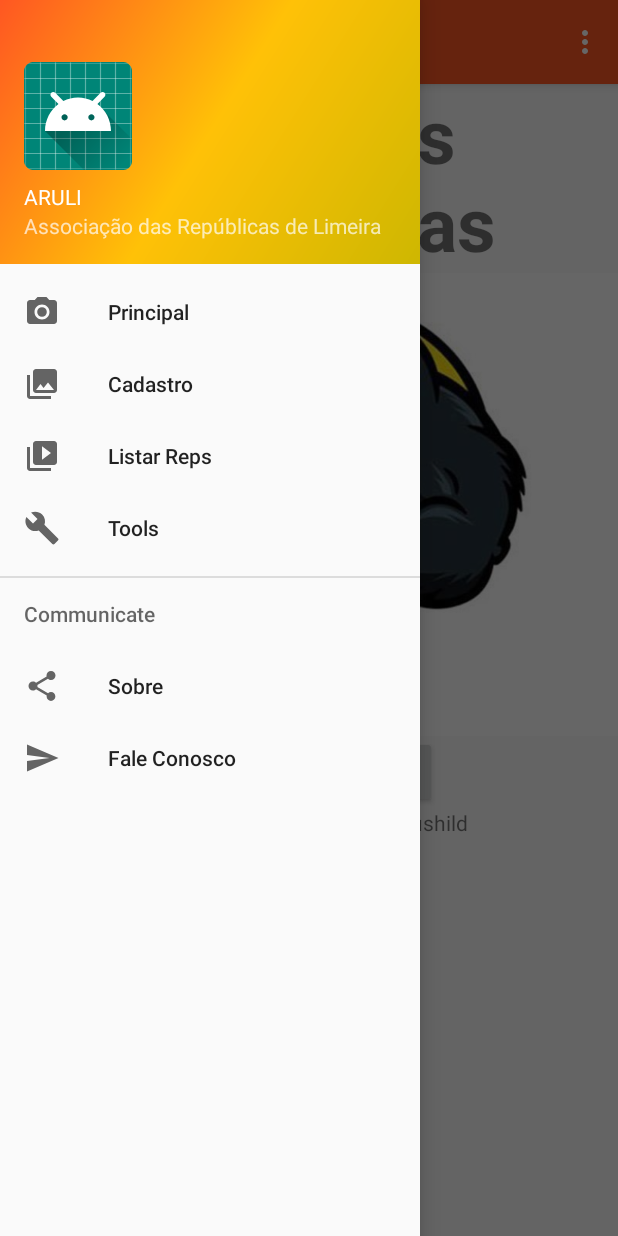
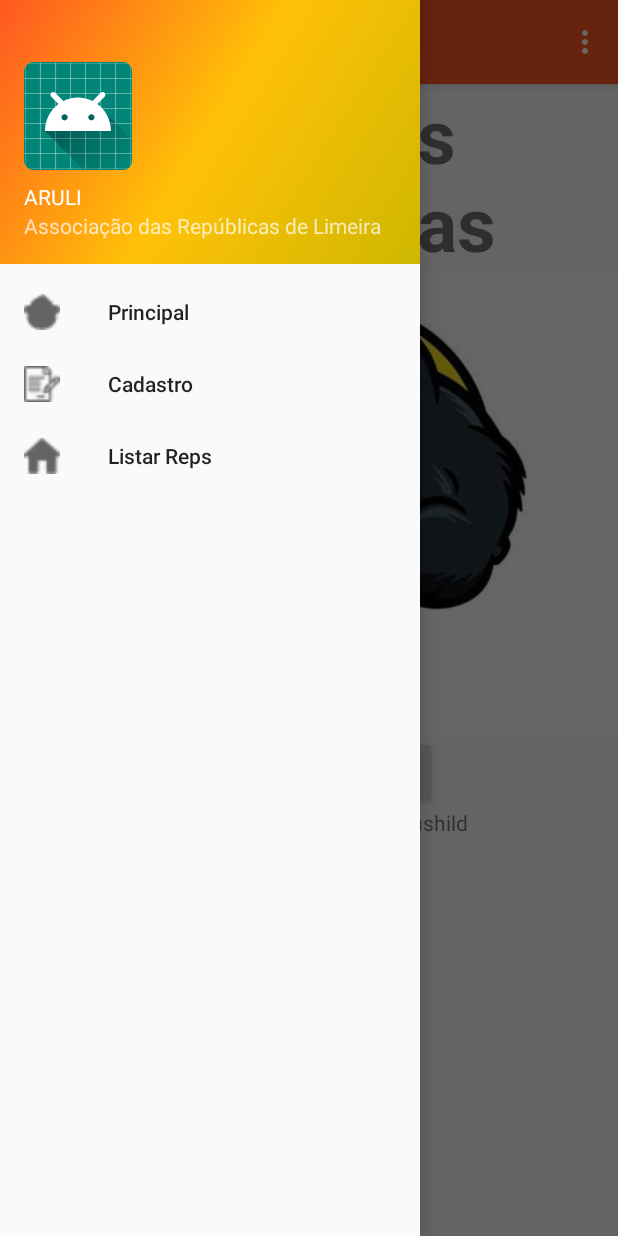
Before and after one commit to claramiranda/ARULI, an Android app: the screen it shows after launch (MainActivity), with the side drawer open, on a phone screen of 412 x 824 dp. Run offline under Robolectric (Android 15) with nearby library versions, the phone set to English and light mode, and no system bars.

Commit message:
Arrumando menu/drawer

```diff
--- a/app/src/main/java/br/unicamp/ft/c155041_g157918/MainActivity.java
+++ b/app/src/main/java/br/unicamp/ft/c155041_g157918/MainActivity.java
@@ -116,12 +116,6 @@ public class MainActivity extends AppCompatActivity
         } else if (id == R.id.nav_slideshow) {
             replaceFragment(lr,"listareps");
 
-        } else if (id == R.id.nav_tools) {
-
-        } else if (id == R.id.nav_share) {
-
-        } else if (id == R.id.nav_send) {
-
         }
 
         DrawerLayout drawer = findViewById(R.id.drawer_layout);
--- a/app/src/main/java/br/unicamp/ft/c155041_g157918/MyFirstAdapter.java
+++ b/app/src/main/java/br/unicamp/ft/c155041_g157918/MyFirstAdapter.java
@@ -1,4 +1,4 @@
-package br.unicamp.ft.c155041;
+package br.unicamp.ft.c155041_g157918;
 
 import android.support.v7.widget.RecyclerView;
 import android.text.Html;
@@ -9,6 +9,8 @@ import android.widget.ImageView;
 import android.widget.TextView;
 
 import java.util.ArrayList;
+
+import br.unicamp.ft.c155041_g157918.R;
 
 public class MyFirstAdapter extends RecyclerView.Adapter {
 
--- a/app/src/main/java/br/unicamp/ft/c155041_g157918/Republica.java
+++ b/app/src/main/java/br/unicamp/ft/c155041_g157918/Republica.java
@@ -1,4 +1,4 @@
-package br.unicamp.ft.c155041;
+package br.unicamp.ft.c155041_g157918;
 
 public class Republica {
     private String nome;
--- a/app/src/main/java/br/unicamp/ft/c155041_g157918/Republicas_Fragment.java
+++ b/app/src/main/java/br/unicamp/ft/c155041_g157918/Republicas_Fragment.java
@@ -1,4 +1,4 @@
-package br.unicamp.ft.c155041;
+package br.unicamp.ft.c155041_g157918;
 
 
 import android.os.Bundle;
@@ -13,6 +13,8 @@ import android.view.ViewGroup;
 import java.util.ArrayList;
 import java.util.Arrays;
 
+import br.unicamp.ft.c155041_g157918.R;
+
 
 /**
  * A simple {@link Fragment} subclass.
@@ -21,7 +23,7 @@ public class Republicas_Fragment extends Fragment {
 
     private RecyclerView mRecyclerView;
     private View lview;
-    private MyFirstAdapter mAdapter;
+    //private MyFirstAdapter mAdapter;
 
 
     public Republicas_Fragment() {
--- a/app/src/main/res/menu/activity_main_drawer.xml
+++ b/app/src/main/res/menu/activity_main_drawer.xml
@@ -3,26 +3,22 @@
     xmlns:tools="http://schemas.android.com/tools"
     tools:showIn="navigation_view">
 
-    <!--TODO Remover sessões não utilizadas do nav. drawer e -->
+    <!-- Icons made by www.freepik.com / from www.flaticon.com / licensed by http://creativecommons.org/licenses/by/3.0  -->
     <group android:checkableBehavior="single">
         <item
             android:id="@+id/nav_home"
-            android:icon="@drawable/ic_menu_camera"
+            android:icon="@drawable/monkey"
             android:title="@string/menu_home" />
         <item
             android:id="@+id/nav_gallery"
-            android:icon="@drawable/ic_menu_gallery"
+            android:icon="@drawable/cadastro"
             android:title="@string/menu_gallery" />
         <item
             android:id="@+id/nav_slideshow"
-            android:icon="@drawable/ic_menu_slideshow"
+            android:icon="@drawable/house"
             android:title="@string/menu_slideshow" />
-        <item
-            android:id="@+id/nav_tools"
-            android:icon="@drawable/ic_menu_manage"
-            android:title="@string/menu_tools" />
     </group>
-
+<!--
     <item android:title="Communicate">
         <menu>
             <item
@@ -35,5 +31,5 @@
                 android:title="@string/menu_send" />
         </menu>
     </item>
-
+-->
 </menu>
```
Also changed, not shown: app/src/main/java/br/unicamp/ft/c155041_g157918/Republicas.java (deleted, +0 -16 lines), app/src/main/java/br/unicamp/ft/c155041_g157918/listaRepublicasActivity.java (deleted, +0 -12 lines), app/src/main/res/drawable-v24/cadastro.png (added), app/src/main/res/drawable-v24/hand.png (added), app/src/main/res/drawable-v24/house.png (added), app/src/main/res/drawable-v24/monkey.png (added).
